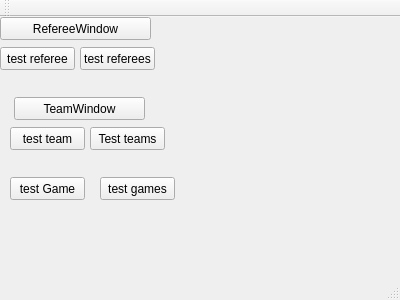
This is RefereeGameBookDV1553/mainwindow.ui in alexanderbrannlund/ProjektRefereeGameBookQt as Qt 5 draws it before an edit. The edited form follows.
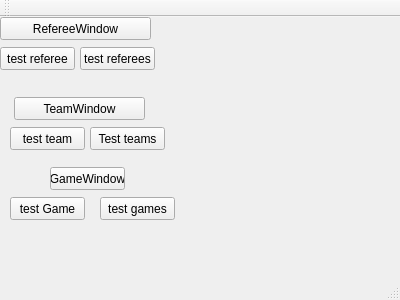
This is the edited form.

What changed in the file:
```diff
--- a/RefereeGameBookDV1553/mainwindow.ui
+++ b/RefereeGameBookDV1553/mainwindow.ui
@@ -96,7 +96,7 @@
     <property name="geometry">
      <rect>
       <x>10</x>
-      <y>160</y>
+      <y>180</y>
       <width>75</width>
       <height>23</height>
      </rect>
@@ -109,7 +109,7 @@
     <property name="geometry">
      <rect>
       <x>100</x>
-      <y>160</y>
+      <y>180</y>
       <width>75</width>
       <height>23</height>
      </rect>
@@ -118,6 +118,19 @@
      <string>test games</string>
     </property>
    </widget>
+   <widget class="QPushButton" name="pushButton_9">
+    <property name="geometry">
+     <rect>
+      <x>50</x>
+      <y>150</y>
+      <width>75</width>
+      <height>23</height>
+     </rect>
+    </property>
+    <property name="text">
+     <string>GameWindow</string>
+    </property>
+   </widget>
   </widget>
   <widget class="QMenuBar" name="menuBar">
    <property name="geometry">
```
